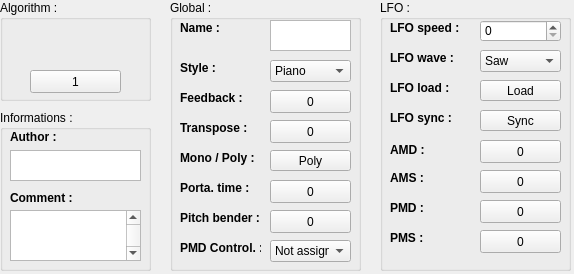
The window that interface/qvoice.ui (LasDesu/fb01editor) describes before a commit, drawn with Qt 5.
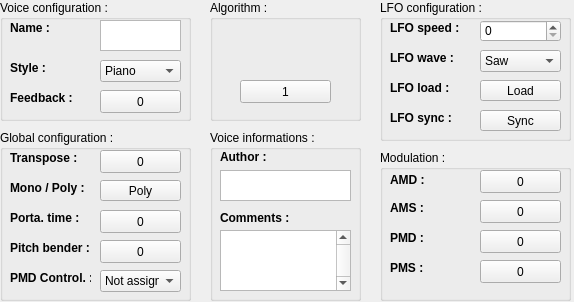
The same window after the commit. Icons and pictures are not drawn. Custom widgets are drawn as their Qt base class.

```diff
--- a/interface/qvoice.ui
+++ b/interface/qvoice.ui
@@ -7,7 +7,7 @@
     <x>0</x>
     <y>0</y>
     <width>574</width>
-    <height>274</height>
+    <height>302</height>
    </rect>
   </property>
   <property name="windowTitle">
@@ -16,14 +16,14 @@
   <widget class="QGroupBox" name="grpBox_global">
    <property name="geometry">
     <rect>
-     <x>170</x>
+     <x>0</x>
      <y>0</y>
      <width>191</width>
-     <height>271</height>
+     <height>121</height>
     </rect>
    </property>
    <property name="title">
-    <string>Global :</string>
+    <string>Voice configuration :</string>
    </property>
    <widget class="QLabel" name="lbl_style">
     <property name="geometry">
@@ -187,152 +187,6 @@
      <string>Feedback :</string>
     </property>
    </widget>
-   <widget class="QLabel" name="lbl_trans">
-    <property name="geometry">
-     <rect>
-      <x>10</x>
-      <y>120</y>
-      <width>81</width>
-      <height>16</height>
-     </rect>
-    </property>
-    <property name="font">
-     <font>
-      <weight>75</weight>
-      <bold>true</bold>
-     </font>
-    </property>
-    <property name="text">
-     <string>Transpose :</string>
-    </property>
-   </widget>
-   <widget class="QLabel" name="lbl_porta_2">
-    <property name="geometry">
-     <rect>
-      <x>10</x>
-      <y>180</y>
-      <width>81</width>
-      <height>16</height>
-     </rect>
-    </property>
-    <property name="font">
-     <font>
-      <weight>75</weight>
-      <bold>true</bold>
-     </font>
-    </property>
-    <property name="text">
-     <string>Porta. time :</string>
-    </property>
-   </widget>
-   <widget class="QLabel" name="lbl_pmdctl_2">
-    <property name="geometry">
-     <rect>
-      <x>10</x>
-      <y>240</y>
-      <width>81</width>
-      <height>16</height>
-     </rect>
-    </property>
-    <property name="font">
-     <font>
-      <weight>75</weight>
-      <bold>true</bold>
-     </font>
-    </property>
-    <property name="text">
-     <string>PMD Control. :</string>
-    </property>
-   </widget>
-   <widget class="QLabel" name="lbl_pitch_2">
-    <property name="geometry">
-     <rect>
-      <x>10</x>
-      <y>210</y>
-      <width>81</width>
-      <height>16</height>
-     </rect>
-    </property>
-    <property name="font">
-     <font>
-      <weight>75</weight>
-      <bold>true</bold>
-     </font>
-    </property>
-    <property name="text">
-     <string>Pitch bender :</string>
-    </property>
-   </widget>
-   <widget class="QLabel" name="lbl_poly_2">
-    <property name="geometry">
-     <rect>
-      <x>10</x>
-      <y>150</y>
-      <width>81</width>
-      <height>16</height>
-     </rect>
-    </property>
-    <property name="font">
-     <font>
-      <weight>75</weight>
-      <bold>true</bold>
-     </font>
-    </property>
-    <property name="text">
-     <string>Mono / Poly :</string>
-    </property>
-   </widget>
-   <widget class="QPushButton" name="pshBut_poly">
-    <property name="geometry">
-     <rect>
-      <x>100</x>
-      <y>150</y>
-      <width>81</width>
-      <height>21</height>
-     </rect>
-    </property>
-    <property name="text">
-     <string>Poly</string>
-    </property>
-    <property name="checkable">
-     <bool>true</bool>
-    </property>
-   </widget>
-   <widget class="QComboBox" name="cmbBox_pmdctl">
-    <property name="geometry">
-     <rect>
-      <x>100</x>
-      <y>240</y>
-      <width>81</width>
-      <height>22</height>
-     </rect>
-    </property>
-    <item>
-     <property name="text">
-      <string>Not assigned</string>
-     </property>
-    </item>
-    <item>
-     <property name="text">
-      <string>After touch</string>
-     </property>
-    </item>
-    <item>
-     <property name="text">
-      <string>Mod. wheel</string>
-     </property>
-    </item>
-    <item>
-     <property name="text">
-      <string>Breath ctl.</string>
-     </property>
-    </item>
-    <item>
-     <property name="text">
-      <string>Foot ctl.</string>
-     </property>
-    </item>
-   </widget>
    <widget class="QButton" name="but_feedback">
     <property name="geometry">
      <rect>
@@ -348,62 +202,8 @@
       <height>7</height>
      </size>
     </property>
-    <property name="text">
-     <string>0</string>
-    </property>
-   </widget>
-   <widget class="QButton" name="but_trans">
-    <property name="geometry">
-     <rect>
-      <x>100</x>
-      <y>120</y>
-      <width>81</width>
-      <height>23</height>
-     </rect>
-    </property>
-    <property name="baseSize">
-     <size>
-      <width>128</width>
-      <height>127</height>
-     </size>
-    </property>
-    <property name="text">
-     <string>0</string>
-    </property>
-   </widget>
-   <widget class="QButton" name="but_porta">
-    <property name="geometry">
-     <rect>
-      <x>100</x>
-      <y>180</y>
-      <width>81</width>
-      <height>23</height>
-     </rect>
-    </property>
-    <property name="baseSize">
-     <size>
-      <width>0</width>
-      <height>127</height>
-     </size>
-    </property>
-    <property name="text">
-     <string>0</string>
-    </property>
-   </widget>
-   <widget class="QButton" name="but_pitch">
-    <property name="geometry">
-     <rect>
-      <x>100</x>
-      <y>210</y>
-      <width>81</width>
-      <height>23</height>
-     </rect>
-    </property>
-    <property name="baseSize">
-     <size>
-      <width>0</width>
-      <height>12</height>
-     </size>
+    <property name="toolTip">
+     <string>The level of feedback for the synthesis</string>
     </property>
     <property name="text">
      <string>0</string>
@@ -413,10 +213,10 @@
   <widget class="QGroupBox" name="grpBox_algo">
    <property name="geometry">
     <rect>
-     <x>0</x>
+     <x>210</x>
      <y>0</y>
      <width>151</width>
-     <height>101</height>
+     <height>121</height>
     </rect>
    </property>
    <property name="title">
@@ -425,8 +225,8 @@
    <widget class="QLabel" name="lbl_algo">
     <property name="geometry">
      <rect>
-      <x>40</x>
-      <y>20</y>
+      <x>44</x>
+      <y>30</y>
       <width>71</width>
       <height>41</height>
      </rect>
@@ -442,7 +242,7 @@
     <property name="geometry">
      <rect>
       <x>30</x>
-      <y>70</y>
+      <y>80</y>
       <width>91</width>
       <height>23</height>
      </rect>
@@ -464,11 +264,11 @@
      <x>380</x>
      <y>0</y>
      <width>191</width>
-     <height>271</height>
+     <height>141</height>
     </rect>
    </property>
    <property name="title">
-    <string>LFO :</string>
+    <string>LFO configuration :</string>
    </property>
    <widget class="QLabel" name="lbl_LFOwave">
     <property name="geometry">
@@ -519,44 +319,6 @@
      </property>
     </item>
    </widget>
-   <widget class="QLabel" name="lbl_AMD">
-    <property name="geometry">
-     <rect>
-      <x>10</x>
-      <y>140</y>
-      <width>41</width>
-      <height>20</height>
-     </rect>
-    </property>
-    <property name="font">
-     <font>
-      <weight>75</weight>
-      <bold>true</bold>
-     </font>
-    </property>
-    <property name="text">
-     <string>AMD :</string>
-    </property>
-   </widget>
-   <widget class="QLabel" name="lbl_PMD">
-    <property name="geometry">
-     <rect>
-      <x>10</x>
-      <y>200</y>
-      <width>41</width>
-      <height>16</height>
-     </rect>
-    </property>
-    <property name="font">
-     <font>
-      <weight>75</weight>
-      <bold>true</bold>
-     </font>
-    </property>
-    <property name="text">
-     <string>PMD :</string>
-    </property>
-   </widget>
    <widget class="QSpinBox" name="spnBox_LFOspeed">
     <property name="geometry">
      <rect>
@@ -595,45 +357,7 @@
      <string>LFO speed :</string>
     </property>
    </widget>
-   <widget class="QLabel" name="lbl_AMS">
-    <property name="geometry">
-     <rect>
-      <x>10</x>
-      <y>170</y>
-      <width>41</width>
-      <height>16</height>
-     </rect>
-    </property>
-    <property name="font">
-     <font>
-      <weight>75</weight>
-      <bold>true</bold>
-     </font>
-    </property>
-    <property name="text">
-     <string>AMS :</string>
-    </property>
-   </widget>
-   <widget class="QLabel" name="lbl_PMS">
-    <property name="geometry">
-     <rect>
-      <x>10</x>
-      <y>230</y>
-      <width>41</width>
-      <height>16</height>
-     </rect>
-    </property>
-    <property name="font">
-     <font>
-      <weight>75</weight>
-      <bold>true</bold>
-     </font>
-    </property>
-    <property name="text">
-     <string>PMS :</string>
-    </property>
-   </widget>
-   <widget class="QLabel" name="lbl_poly_3">
+   <widget class="QLabel" name="lbl_LFOload">
     <property name="geometry">
      <rect>
       <x>10</x>
@@ -703,94 +427,18 @@
      <bool>true</bool>
     </property>
    </widget>
-   <widget class="QButton" name="but_AMD">
-    <property name="geometry">
-     <rect>
-      <x>100</x>
-      <y>140</y>
-      <width>81</width>
-      <height>23</height>
-     </rect>
-    </property>
-    <property name="baseSize">
-     <size>
-      <width>0</width>
-      <height>127</height>
-     </size>
-    </property>
-    <property name="text">
-     <string>0</string>
-    </property>
-   </widget>
-   <widget class="QButton" name="but_AMS">
-    <property name="geometry">
-     <rect>
-      <x>100</x>
-      <y>170</y>
-      <width>81</width>
-      <height>23</height>
-     </rect>
-    </property>
-    <property name="baseSize">
-     <size>
-      <width>0</width>
-      <height>3</height>
-     </size>
-    </property>
-    <property name="text">
-     <string>0</string>
-    </property>
-   </widget>
-   <widget class="QButton" name="but_PMD">
-    <property name="geometry">
-     <rect>
-      <x>100</x>
-      <y>200</y>
-      <width>81</width>
-      <height>23</height>
-     </rect>
-    </property>
-    <property name="baseSize">
-     <size>
-      <width>0</width>
-      <height>127</height>
-     </size>
-    </property>
-    <property name="text">
-     <string>0</string>
-    </property>
-   </widget>
-   <widget class="QButton" name="but_PMS">
-    <property name="geometry">
-     <rect>
-      <x>100</x>
-      <y>230</y>
-      <width>81</width>
-      <height>23</height>
-     </rect>
-    </property>
-    <property name="baseSize">
-     <size>
-      <width>0</width>
-      <height>7</height>
-     </size>
-    </property>
-    <property name="text">
-     <string>0</string>
-    </property>
-   </widget>
   </widget>
   <widget class="QGroupBox" name="grpBox_informations">
    <property name="geometry">
     <rect>
-     <x>0</x>
-     <y>110</y>
+     <x>210</x>
+     <y>130</y>
      <width>151</width>
-     <height>161</height>
+     <height>171</height>
     </rect>
    </property>
    <property name="title">
-    <string>Informations :</string>
+    <string>Voice informations :</string>
    </property>
    <widget class="QLabel" name="lbl_author">
     <property name="geometry">
@@ -836,7 +484,7 @@
       <x>10</x>
       <y>100</y>
       <width>131</width>
-      <height>51</height>
+      <height>61</height>
      </rect>
     </property>
     <property name="verticalScrollBarPolicy">
@@ -865,7 +513,415 @@
      </font>
     </property>
     <property name="text">
-     <string>Comment :</string>
+     <string>Comments :</string>
+    </property>
+   </widget>
+  </widget>
+  <widget class="QGroupBox" name="grpBox_globalconfig">
+   <property name="geometry">
+    <rect>
+     <x>0</x>
+     <y>130</y>
+     <width>191</width>
+     <height>171</height>
+    </rect>
+   </property>
+   <property name="title">
+    <string>Global configuration :</string>
+   </property>
+   <widget class="QLabel" name="lbl_poly">
+    <property name="geometry">
+     <rect>
+      <x>10</x>
+      <y>50</y>
+      <width>81</width>
+      <height>16</height>
+     </rect>
+    </property>
+    <property name="font">
+     <font>
+      <weight>75</weight>
+      <bold>true</bold>
+     </font>
+    </property>
+    <property name="text">
+     <string>Mono / Poly :</string>
+    </property>
+   </widget>
+   <widget class="QPushButton" name="pshBut_poly">
+    <property name="geometry">
+     <rect>
+      <x>100</x>
+      <y>50</y>
+      <width>81</width>
+      <height>21</height>
+     </rect>
+    </property>
+    <property name="toolTip">
+     <string>The voice response to a multiple notes play</string>
+    </property>
+    <property name="text">
+     <string>Poly</string>
+    </property>
+    <property name="checkable">
+     <bool>true</bool>
+    </property>
+   </widget>
+   <widget class="QButton" name="but_trans">
+    <property name="geometry">
+     <rect>
+      <x>100</x>
+      <y>20</y>
+      <width>81</width>
+      <height>23</height>
+     </rect>
+    </property>
+    <property name="baseSize">
+     <size>
+      <width>128</width>
+      <height>127</height>
+     </size>
+    </property>
+    <property name="toolTip">
+     <string>The transpose level of the voice</string>
+    </property>
+    <property name="text">
+     <string>0</string>
+    </property>
+   </widget>
+   <widget class="QLabel" name="lbl_trans">
+    <property name="geometry">
+     <rect>
+      <x>10</x>
+      <y>20</y>
+      <width>81</width>
+      <height>16</height>
+     </rect>
+    </property>
+    <property name="font">
+     <font>
+      <weight>75</weight>
+      <bold>true</bold>
+     </font>
+    </property>
+    <property name="text">
+     <string>Transpose :</string>
+    </property>
+   </widget>
+   <widget class="QButton" name="but_pitch">
+    <property name="geometry">
+     <rect>
+      <x>100</x>
+      <y>110</y>
+      <width>81</width>
+      <height>23</height>
+     </rect>
+    </property>
+    <property name="baseSize">
+     <size>
+      <width>0</width>
+      <height>12</height>
+     </size>
+    </property>
+    <property name="toolTip">
+     <string>The pitchbender range of the voice</string>
+    </property>
+    <property name="text">
+     <string>0</string>
+    </property>
+   </widget>
+   <widget class="QComboBox" name="cmbBox_pmdctl">
+    <property name="geometry">
+     <rect>
+      <x>100</x>
+      <y>140</y>
+      <width>81</width>
+      <height>22</height>
+     </rect>
+    </property>
+    <property name="toolTip">
+     <string>The kind of MIDI controler assigned to PMD</string>
+    </property>
+    <item>
+     <property name="text">
+      <string>Not assigned</string>
+     </property>
+    </item>
+    <item>
+     <property name="text">
+      <string>After touch</string>
+     </property>
+    </item>
+    <item>
+     <property name="text">
+      <string>Mod. wheel</string>
+     </property>
+    </item>
+    <item>
+     <property name="text">
+      <string>Breath ctl.</string>
+     </property>
+    </item>
+    <item>
+     <property name="text">
+      <string>Foot ctl.</string>
+     </property>
+    </item>
+   </widget>
+   <widget class="QButton" name="but_porta">
+    <property name="geometry">
+     <rect>
+      <x>100</x>
+      <y>80</y>
+      <width>81</width>
+      <height>23</height>
+     </rect>
+    </property>
+    <property name="baseSize">
+     <size>
+      <width>0</width>
+      <height>127</height>
+     </size>
+    </property>
+    <property name="toolTip">
+     <string>The portamento length of the instrument</string>
+    </property>
+    <property name="text">
+     <string>0</string>
+    </property>
+   </widget>
+   <widget class="QLabel" name="lbl_pitch">
+    <property name="geometry">
+     <rect>
+      <x>10</x>
+      <y>110</y>
+      <width>81</width>
+      <height>16</height>
+     </rect>
+    </property>
+    <property name="font">
+     <font>
+      <weight>75</weight>
+      <bold>true</bold>
+     </font>
+    </property>
+    <property name="text">
+     <string>Pitch bender :</string>
+    </property>
+   </widget>
+   <widget class="QLabel" name="lbl_porta">
+    <property name="geometry">
+     <rect>
+      <x>10</x>
+      <y>80</y>
+      <width>81</width>
+      <height>16</height>
+     </rect>
+    </property>
+    <property name="font">
+     <font>
+      <weight>75</weight>
+      <bold>true</bold>
+     </font>
+    </property>
+    <property name="text">
+     <string>Porta. time :</string>
+    </property>
+   </widget>
+   <widget class="QLabel" name="lbl_pmdctl">
+    <property name="geometry">
+     <rect>
+      <x>10</x>
+      <y>140</y>
+      <width>81</width>
+      <height>16</height>
+     </rect>
+    </property>
+    <property name="font">
+     <font>
+      <weight>75</weight>
+      <bold>true</bold>
+     </font>
+    </property>
+    <property name="text">
+     <string>PMD Control. :</string>
+    </property>
+   </widget>
+  </widget>
+  <widget class="QGroupBox" name="grpBox_modulation">
+   <property name="geometry">
+    <rect>
+     <x>380</x>
+     <y>150</y>
+     <width>191</width>
+     <height>151</height>
+    </rect>
+   </property>
+   <property name="title">
+    <string>Modulation :</string>
+   </property>
+   <widget class="QLabel" name="lbl_AMD">
+    <property name="geometry">
+     <rect>
+      <x>10</x>
+      <y>20</y>
+      <width>41</width>
+      <height>20</height>
+     </rect>
+    </property>
+    <property name="font">
+     <font>
+      <weight>75</weight>
+      <bold>true</bold>
+     </font>
+    </property>
+    <property name="text">
+     <string>AMD :</string>
+    </property>
+   </widget>
+   <widget class="QLabel" name="lbl_PMD">
+    <property name="geometry">
+     <rect>
+      <x>10</x>
+      <y>80</y>
+      <width>41</width>
+      <height>16</height>
+     </rect>
+    </property>
+    <property name="font">
+     <font>
+      <weight>75</weight>
+      <bold>true</bold>
+     </font>
+    </property>
+    <property name="text">
+     <string>PMD :</string>
+    </property>
+   </widget>
+   <widget class="QLabel" name="lbl_PMS">
+    <property name="geometry">
+     <rect>
+      <x>10</x>
+      <y>110</y>
+      <width>41</width>
+      <height>16</height>
+     </rect>
+    </property>
+    <property name="font">
+     <font>
+      <weight>75</weight>
+      <bold>true</bold>
+     </font>
+    </property>
+    <property name="text">
+     <string>PMS :</string>
+    </property>
+   </widget>
+   <widget class="QButton" name="but_AMD">
+    <property name="geometry">
+     <rect>
+      <x>100</x>
+      <y>20</y>
+      <width>81</width>
+      <height>23</height>
+     </rect>
+    </property>
+    <property name="baseSize">
+     <size>
+      <width>0</width>
+      <height>127</height>
+     </size>
+    </property>
+    <property name="toolTip">
+     <string>The amplitude modulation</string>
+    </property>
+    <property name="text">
+     <string>0</string>
+    </property>
+   </widget>
+   <widget class="QLabel" name="lbl_AMS">
+    <property name="geometry">
+     <rect>
+      <x>10</x>
+      <y>50</y>
+      <width>41</width>
+      <height>16</height>
+     </rect>
+    </property>
+    <property name="font">
+     <font>
+      <weight>75</weight>
+      <bold>true</bold>
+     </font>
+    </property>
+    <property name="text">
+     <string>AMS :</string>
+    </property>
+   </widget>
+   <widget class="QButton" name="but_PMD">
+    <property name="geometry">
+     <rect>
+      <x>100</x>
+      <y>80</y>
+      <width>81</width>
+      <height>23</height>
+     </rect>
+    </property>
+    <property name="baseSize">
+     <size>
+      <width>0</width>
+      <height>127</height>
+     </size>
+    </property>
+    <property name="toolTip">
+     <string>The pitch modulation</string>
+    </property>
+    <property name="text">
+     <string>0</string>
+    </property>
+   </widget>
+   <widget class="QButton" name="but_AMS">
+    <property name="geometry">
+     <rect>
+      <x>100</x>
+      <y>50</y>
+      <width>81</width>
+      <height>23</height>
+     </rect>
+    </property>
+    <property name="baseSize">
+     <size>
+      <width>0</width>
+      <height>3</height>
+     </size>
+    </property>
+    <property name="toolTip">
+     <string>The amplitude modulation sensitivity</string>
+    </property>
+    <property name="text">
+     <string>0</string>
+    </property>
+   </widget>
+   <widget class="QButton" name="but_PMS">
+    <property name="geometry">
+     <rect>
+      <x>100</x>
+      <y>110</y>
+      <width>81</width>
+      <height>23</height>
+     </rect>
+    </property>
+    <property name="baseSize">
+     <size>
+      <width>0</width>
+      <height>7</height>
+     </size>
+    </property>
+    <property name="toolTip">
+     <string>The pitch modulation sensitivity</string>
+    </property>
+    <property name="text">
+     <string>0</string>
     </property>
    </widget>
   </widget>
```
Left out of the diff: 37 changed lines with no effect on the pictures.
